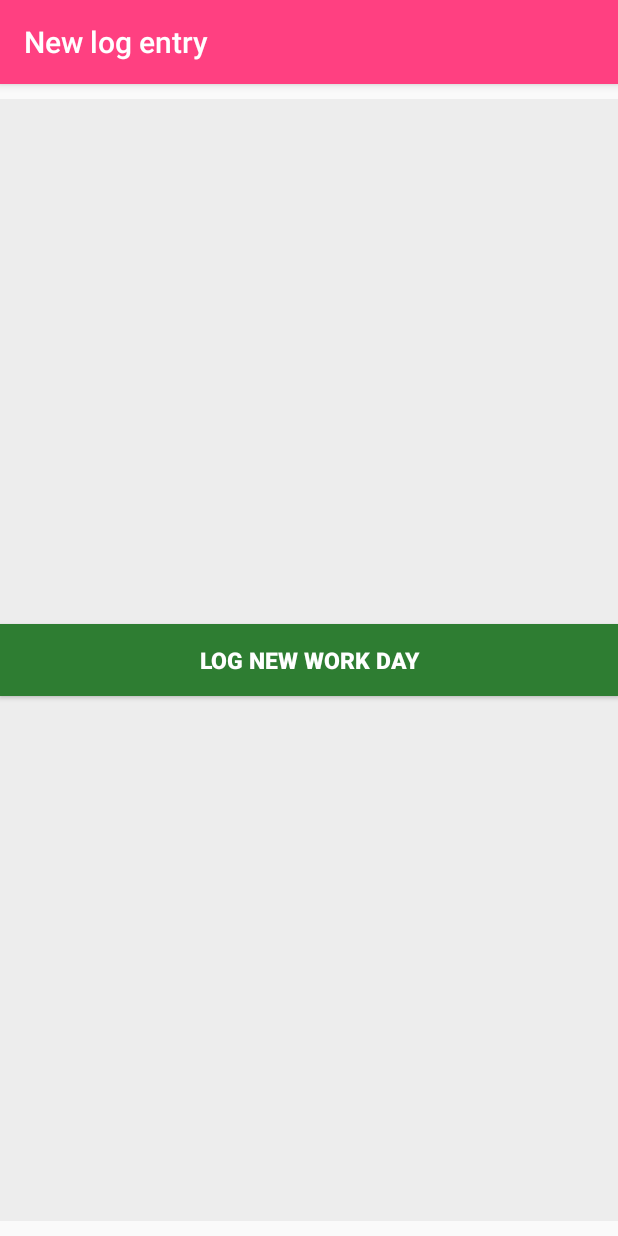
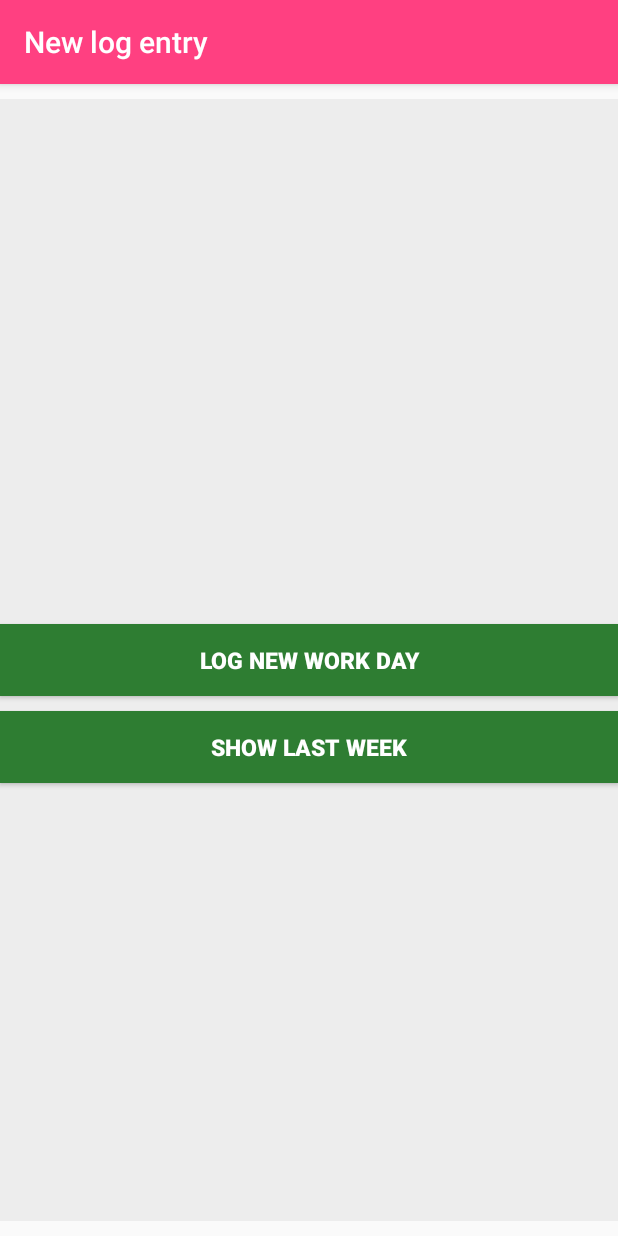
Before and after one commit to cieslakmatty/WorkLog, an Android app: the screen it shows after launch (MainActivity), on a phone screen of 412 x 824 dp. Run offline under Robolectric (Android 15) with nearby library versions, the phone set to English and light mode, and no system bars.

Commit message:
Add new activity

```diff
--- a/app/src/main/AndroidManifest.xml
+++ b/app/src/main/AndroidManifest.xml
@@ -16,7 +16,7 @@
                 <category android:name="android.intent.category.LAUNCHER" />
             </intent-filter>
         </activity>
-        <activity android:name=".activity.LogWorkActivity"></activity>
+        <activity android:name=".activity.LogWorkActivity" />
     </application>
 
 </manifest>
--- a/app/src/main/java/cieslak/matty/worklog/activity/MainActivity.kt
+++ b/app/src/main/java/cieslak/matty/worklog/activity/MainActivity.kt
@@ -18,4 +18,9 @@ class MainActivity : AppCompatActivity() {
         val intent = Intent(this, LogWorkActivity::class.java)
         startActivity(intent)
     }
+
+    fun showLastWeek(view: View) {
+        val intent = Intent(this, ShowLastWeekActivity::class.java)
+        startActivity(intent)
+    }
 }
--- a/app/src/main/res/layout/activity_main.xml
+++ b/app/src/main/res/layout/activity_main.xml
@@ -12,11 +12,25 @@
         android:id="@+id/log_new_day_btn"
         android:layout_width="match_parent"
         android:layout_height="wrap_content"
+        android:layout_centerVertical="true"
+        android:layout_marginBottom="10dp"
         android:background="@color/green_800"
         android:onClick="navigateLogWork"
         android:text="@string/log_new_work_day_btn"
         android:textColor="#ffffff"
         android:textSize="15sp"
-        android:textStyle="bold"
-        android:layout_centerVertical="true"/>
+        android:textStyle="bold" />
+
+    <Button
+        android:id="@+id/show_last_week_btn"
+        android:layout_width="match_parent"
+        android:layout_height="wrap_content"
+        android:layout_below="@+id/log_new_day_btn"
+        android:layout_centerVertical="true"
+        android:background="@color/green_800"
+        android:onClick="showLastWeek"
+        android:text="@string/show_last_week_btn"
+        android:textColor="#ffffff"
+        android:textSize="15sp"
+        android:textStyle="bold" />
 </RelativeLayout>
--- a/app/src/main/res/values/strings.xml
+++ b/app/src/main/res/values/strings.xml
@@ -6,6 +6,7 @@
     <string name="start_date_lbl">Start date: not set</string>
     <string name="end_date_lbl">End date: not set</string>
     <string name="log_new_work_day_btn">Log new work day</string>
+    <string name="show_last_week_btn">Show last week</string>
     <string name="start_before_end_txt">Start date cannot be before end date.</string>
     <string name="save_btn">Save</string>
     <string name="cancel_btn">Cancel</string>
```
Also changed, not shown: app/build.gradle (+7 -0 lines), app/src/main/java/cieslak/matty/worklog/activity/LogWorkActivity.kt (+2 -11 lines), app/src/main/java/cieslak/matty/worklog/activity/TimetableActivity.kt (added, +14 -0 lines), app/src/main/res/layout/activity_timetable.xml (added, +11 -0 lines).
